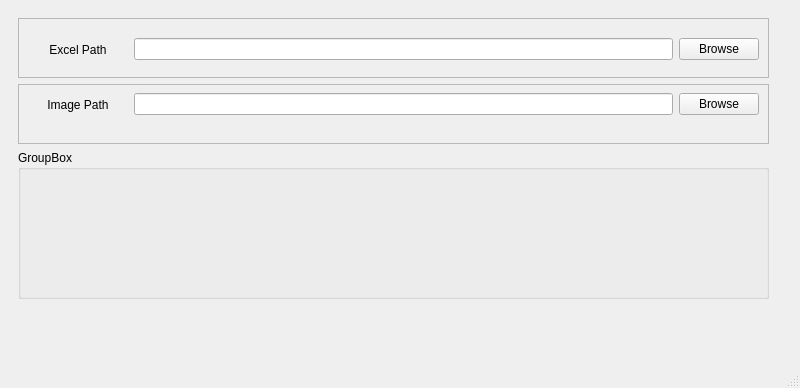
This is mainUI.ui in agin0634/report-helper as Qt 5 draws it before an edit. The edited form follows.
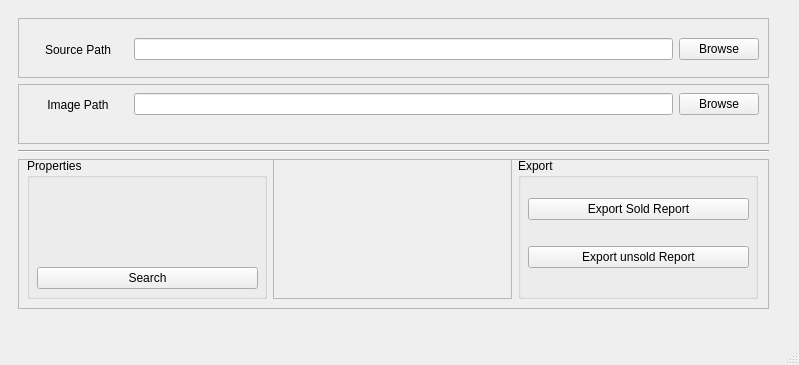
This is the edited form.

Commit message: add image search, report export

```diff
--- a/mainUI.ui
+++ b/mainUI.ui
@@ -6,8 +6,8 @@
    <rect>
     <x>0</x>
     <y>0</y>
-    <width>800</width>
-    <height>388</height>
+    <width>799</width>
+    <height>365</height>
    </rect>
   </property>
   <property name="windowTitle">
@@ -20,7 +20,7 @@
       <x>9</x>
       <y>9</y>
       <width>781</width>
-      <height>321</height>
+      <height>311</height>
      </rect>
     </property>
     <layout class="QVBoxLayout" name="verticalLayout">
@@ -32,7 +32,7 @@
           <x>9</x>
           <y>9</y>
           <width>751</width>
-          <height>281</height>
+          <height>291</height>
          </rect>
         </property>
         <layout class="QVBoxLayout" name="verticalLayout_2">
@@ -69,7 +69,7 @@
                 </size>
                </property>
                <property name="text">
-                <string>Excel Path</string>
+                <string>Source Path</string>
                </property>
                <property name="alignment">
                 <set>Qt::AlignCenter</set>
@@ -145,12 +145,112 @@
           </widget>
          </item>
          <item>
-          <widget class="QGroupBox" name="groupBox">
-           <property name="title">
-            <string>GroupBox</string>
+          <widget class="Line" name="line">
+           <property name="orientation">
+            <enum>Qt::Horizontal</enum>
            </property>
           </widget>
          </item>
+         <item>
+          <widget class="QFrame" name="frame_3">
+           <property name="frameShape">
+            <enum>QFrame::StyledPanel</enum>
+           </property>
+           <property name="frameShadow">
+            <enum>QFrame::Raised</enum>
+           </property>
+           <widget class="QWidget" name="horizontalLayoutWidget_3">
+            <property name="geometry">
+             <rect>
+              <x>9</x>
+              <y>-1</y>
+              <width>731</width>
+              <height>141</height>
+             </rect>
+            </property>
+            <layout class="QHBoxLayout" name="horizontalLayout_3">
+             <item>
+              <widget class="QGroupBox" name="groupBox">
+               <property name="title">
+                <string>Properties</string>
+               </property>
+               <widget class="QWidget" name="verticalLayoutWidget_4">
+                <property name="geometry">
+                 <rect>
+                  <x>10</x>
+                  <y>20</y>
+                  <width>221</width>
+                  <height>111</height>
+                 </rect>
+                </property>
+                <layout class="QVBoxLayout" name="verticalLayout_4">
+                 <item>
+                  <widget class="QWidget" name="widget" native="true"/>
+                 </item>
+                 <item>
+                  <widget class="QPushButton" name="searchButton">
+                   <property name="text">
+                    <string>Search</string>
+                   </property>
+                  </widget>
+                 </item>
+                </layout>
+               </widget>
+              </widget>
+             </item>
+             <item>
+              <widget class="QFrame" name="frame_5">
+               <property name="minimumSize">
+                <size>
+                 <width>0</width>
+                 <height>0</height>
+                </size>
+               </property>
+               <property name="frameShape">
+                <enum>QFrame::StyledPanel</enum>
+               </property>
+               <property name="frameShadow">
+                <enum>QFrame::Raised</enum>
+               </property>
+              </widget>
+             </item>
+             <item>
+              <widget class="QGroupBox" name="groupBox_2">
+               <property name="title">
+                <string>Export</string>
+               </property>
+               <widget class="QWidget" name="verticalLayoutWidget_3">
+                <property name="geometry">
+                 <rect>
+                  <x>10</x>
+                  <y>20</y>
+                  <width>221</width>
+                  <height>111</height>
+                 </rect>
+                </property>
+                <layout class="QVBoxLayout" name="verticalLayout_3">
+                 <item>
+                  <widget class="QPushButton" name="exportSoldButton">
+                   <property name="text">
+                    <string>Export Sold Report</string>
+                   </property>
+                  </widget>
+                 </item>
+                 <item>
+                  <widget class="QPushButton" name="exportUnsoldButton">
+                   <property name="text">
+                    <string>Export unsold Report</string>
+                   </property>
+                  </widget>
+                 </item>
+                </layout>
+               </widget>
+              </widget>
+             </item>
+            </layout>
+           </widget>
+          </widget>
+         </item>
         </layout>
        </widget>
       </widget>
```
Left out of the diff: 61 changed lines with no effect on the pictures. The commit also changes 2 other files.
